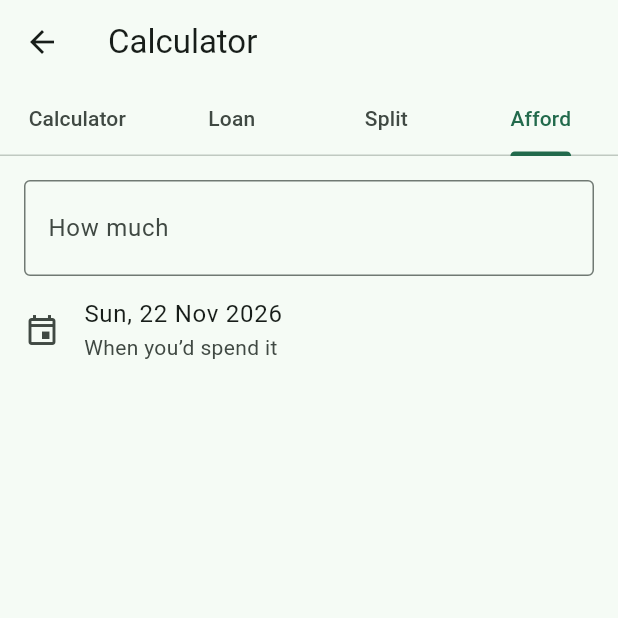
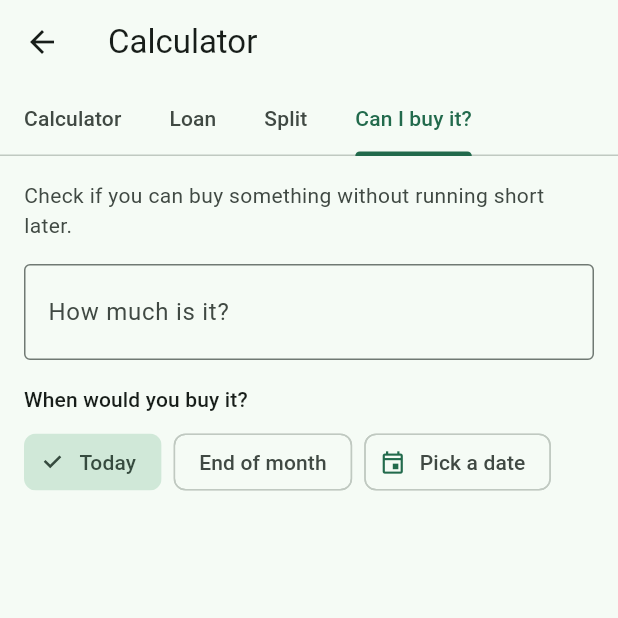
Before and after one commit to frxstph/finance-tracker, a Flutter app: the CalculatorPage screen opened directly, tab 4 chosen, on a phone screen of 412 x 824 dp, the top half of it. Run offline on Flutter 3.47's test engine with Material 3 defaults, Android fonts, the phone set to English and light mode, and no system bars; our stand-ins replace file_picker, image_picker, share_plus, sqflite; accounts and stored records are empty.

Commit message:
Safe to spend looks past payday; 'Can I buy it?' gives a plain answer
- Safe to spend keeps money back so no week after payday (through the
  end of the next month) goes below zero, and says so.
- 'Afford' becomes 'Can I buy it?': amount, when (today / after payday /
  pick), a yes-or-no answer and the earliest safe day.
- The purchase week is checked day by day.
- Version 1.10.1.

Co-Authored-By: Claude Opus 5.5 <noreply@anthropic.com>
Claude-Session: https://claude.ai/code/session_01PAVCyRMd6i83dK8dSFkXqs

```diff
--- a/lib/domain/calc.dart
+++ b/lib/domain/calc.dart
@@ -238,7 +238,23 @@ AffordResult canAfford({
     );
     for (final b in blocks) {
       if (f.month == month && b.lastDay < on.day) continue;
-      final cash = b.endCash - amount;
+      var cash = b.endCash - amount;
+      if (f.month == month && b.firstDay <= on.day) {
+        // The week of the purchase: check the day itself (income later in
+        // the week has not arrived yet) and every day after it.
+        var run = b.startCash + b.recorded;
+        for (final item in b.items) {
+          if (item.day <= on.day) run += item.amount;
+        }
+        var low = run;
+        for (final item in b.items) {
+          if (item.day > on.day) {
+            run += item.amount;
+            if (run < low) low = run;
+          }
+        }
+        cash = low - amount;
+      }
       if (lowest == null || cash < lowest) {
         lowest = cash;
         lowMonth = f.month;
@@ -257,6 +273,35 @@ AffordResult canAfford({
   );
 }
 
+/// The first day from [from] (exclusive) up to [maxDays] days later on which
+/// spending [amount] is affordable, or null when none is.
+DateTime? earliestAffordable({
+  required int amount,
+  required DateTime from,
+  required DateTime today,
+  required List<Entry> entries,
+  required List<Bill> bills,
+  required List<Loan> loans,
+  List<IncomeSource> incomes = const <IncomeSource>[],
+  int maxDays = 62,
+}) {
+  final start = DateTime(from.year, from.month, from.day);
+  for (var i = 1; i <= maxDays; i++) {
+    final d = DateTime(start.year, start.month, start.day + i);
+    final r = canAfford(
+      amount: amount,
+      date: d,
+      today: today,
+      entries: entries,
+      bills: bills,
+      loans: loans,
+      incomes: incomes,
+    );
+    if (r.affordable) return d;
+  }
+  return null;
+}
+
 // ---------------------------------------------------------------------------
 // Safe to spend
 // ---------------------------------------------------------------------------
@@ -268,6 +313,10 @@ class SafeToSpend {
     required this.days,
     required this.payday,
     required this.paydayName,
+    required this.lowestAhead,
+    required this.lowestMonth,
+    required this.lowestFirstDay,
+    required this.lowestLastDay,
   });
 
   /// Cash recorded up to today.
@@ -288,15 +337,35 @@ class SafeToSpend {
   /// The income expected on [payday], or null when there is none.
   final String? paydayName;
 
+  /// The lowest week-block end cash from today through the end of the month
+  /// after payday's month, in "If all paid", and where it is. Anything spent
+  /// before payday comes out of every one of those blocks.
+  final int lowestAhead;
+  final String lowestMonth;
+  final int lowestFirstDay;
+  final int lowestLastDay;
+
   /// Cash free after what is due before payday. Negative means short.
   int get free => cashNow - dueBeforePayday;
 
+  /// What can be spent before payday without any week going below ₱0, now
+  /// or after payday: the smaller of [free] and [lowestAhead].
+  int get budget => free < lowestAhead ? free : lowestAhead;
+
+  /// Kept back from [free] for bills that come after payday.
+  int get keptForLater => free > budget ? free - budget : 0;
+
+  /// Short now (before payday) or later (a week after payday).
+  bool get short => budget < 0;
+
   /// What can be spent each day until payday, never below 0.
-  int get perDay => free <= 0 ? 0 : free ~/ days;
+  int get perDay => budget <= 0 ? 0 : budget ~/ days;
 }
 
 /// How much can be spent each day until the next monthly income arrives,
-/// after setting aside every bill and loan payment due before it.
+/// after setting aside every bill and loan payment due before it, and
+/// keeping back enough that no week until the end of the month after
+/// payday's month goes below ₱0 ("If all paid").
 SafeToSpend safeToSpend({
   required DateTime today,
   required List<Entry> entries,
@@ -348,15 +417,20 @@ SafeToSpend safeToSpend({
 
   // What goes out before payday: planned bill and loan payments (overdue
   // ones count today) and anything recorded after today in that window.
+  final horizon = monthKey(addMonths(DateTime(payday.year, payday.month), 1));
   final months = forecastMonths(
     fromMonth: current,
-    toMonth: next,
+    toMonth: horizon,
     entries: entries,
     bills: bills,
     loans: loans,
     incomes: incomes,
   );
   var due = 0;
+  int? lowest;
+  var lowMonth = current;
+  var lowFirst = 1;
+  var lowLast = 7;
   for (final f in months) {
     final blocks = weekBlocks(
       forecast: f,
@@ -368,6 +442,12 @@ SafeToSpend safeToSpend({
     );
     final first = parseMonthKey(f.month);
     for (final b in blocks) {
+      if (!b.past && (lowest == null || b.endCash < lowest)) {
+        lowest = b.endCash;
+        lowMonth = f.month;
+        lowFirst = b.firstDay;
+        lowLast = b.lastDay;
+      }
       for (final item in b.items) {
         if (item.amount >= 0) continue;
         final d = DateTime(first.year, first.month, item.day);
@@ -390,5 +470,9 @@ SafeToSpend safeToSpend({
     days: days,
     payday: payday,
     paydayName: paydayName,
+    lowestAhead: lowest ?? cash,
+    lowestMonth: lowMonth,
+    lowestFirstDay: lowFirst,
+    lowestLastDay: lowLast,
   );
 }
--- a/lib/state/app_state.dart
+++ b/lib/state/app_state.dart
@@ -79,6 +79,18 @@ class AppState extends ChangeNotifier {
   AffordResult affordCheck(int amount, DateTime date) => canAfford(
         amount: amount,
         date: date,
+        today: DateTime.now(),
+        entries: _entries,
+        bills: _bills,
+        loans: _loans,
+        incomes: _incomes,
+      );
+
+  /// First day after [from] (up to 2 months) when spending [amount] is safe.
+  DateTime? earliestAffordableDay(int amount, DateTime from) =>
+      earliestAffordable(
+        amount: amount,
+        from: from,
         today: DateTime.now(),
         entries: _entries,
         bills: _bills,
--- a/lib/ui/calculator_page.dart
+++ b/lib/ui/calculator_page.dart
@@ -4,6 +4,7 @@ import 'package:intl/intl.dart';
 
 import '../domain/calc.dart';
 import '../domain/dates.dart';
+import '../domain/models.dart';
 import '../domain/money.dart';
 import '../state/app_state.dart';
 import 'loan_form_page.dart';
@@ -19,7 +20,7 @@ Future<void> showCalculator(BuildContext context) {
 }
 
 /// A calculator plus three money tools: loan payments, splitting a bill and
-/// "Can I afford this?".
+/// "Can I buy it?".
 class CalculatorPage extends StatelessWidget {
   const CalculatorPage({super.key});
 
@@ -31,11 +32,13 @@ class CalculatorPage extends StatelessWidget {
         appBar: AppBar(
           title: const Text('Calculator'),
           bottom: const TabBar(
+            isScrollable: true,
+            tabAlignment: TabAlignment.start,
             tabs: <Widget>[
               Tab(text: 'Calculator'),
               Tab(text: 'Loan'),
               Tab(text: 'Split'),
-              Tab(text: 'Afford'),
+              Tab(text: 'Can I buy it?'),
             ],
           ),
         ),
@@ -556,8 +559,10 @@ class _SplitTabState extends State<_SplitTab>
 }
 
 // ---------------------------------------------------------------------------
-// Can I afford this?
+// Can I buy it?
 // ---------------------------------------------------------------------------
+
+enum _When { today, payday, pick }
 
 class _AffordTab extends StatefulWidget {
   const _AffordTab();
@@ -569,7 +574,8 @@ class _AffordTab extends StatefulWidget {
 class _AffordTabState extends State<_AffordTab>
     with AutomaticKeepAliveClientMixin<_AffordTab> {
   final TextEditingController _amount = TextEditingController();
-  DateTime _date = DateTime.now();
+  _When _when = _When.today;
+  DateTime _picked = DateTime.now();
 
   @override
   bool get wantKeepAlive => true;
@@ -580,16 +586,35 @@ class _AffordTabState extends State<_AffordTab>
     super.dispose();
   }
 
+  DateTime _today() {
+    final n = DateTime.now();
+    return DateTime(n.year, n.month, n.day);
+  }
+
+  DateTime _date(AppState state) {
+    switch (_when) {
+      case _When.today:
+        return _today();
+      case _When.payday:
+        return state.safeToSpendNow.payday;
+      case _When.pick:
+        return _picked;
+    }
+  }
+
   Future<void> _pickDate() async {
-    final now = DateTime.now();
+    final today = _today();
     final picked = await showDatePicker(
       context: context,
-      initialDate: _date,
-      firstDate: DateTime(now.year, now.month, now.day),
-      lastDate: DateTime(now.year + 2, 12, 31),
+      initialDate: _picked.isBefore(today) ? today : _picked,
+      firstDate: today,
+      lastDate: DateTime(today.year + 2, 12, 31),
     );
     if (picked == null || !mounted) return;
-    setState(() => _date = picked);
+    setState(() {
+      _picked = picked;
+      _when = _When.pick;
+    });
   }
 
   @override
@@ -597,26 +622,64 @@ class _AffordTabState extends State<_AffordTab>
     super.build(context);
     final theme = Theme.of(context);
     final state = AppScope.of(context);
+    final safe = state.safeToSpendNow;
     final amount = parseCentavos(_amount.text);
+    final date = _date(state);
     final result =
-        amount == null || amount <= 0 ? null : state.affordCheck(amount, _date);
+        amount == null || amount <= 0 ? null : state.affordCheck(amount, date);
+    final earliest = result == null || result.affordable
+        ? null
+        : state.earliestAffordableDay(amount!, date);
+    final green = incomeColor(context);
+    final red = debtColor(context);
+    final where = result == null
+        ? ''
+        : '${result.lowestFirstDay}–${result.lowestLastDay} '
+            '${shortMonthLabel(result.lowestMonth).split(' ').first}';
+    final paydayLabel = safe.paydayName == null
+        ? 'End of month'
+        : 'After payday (${ordinalDay(safe.payday.day)})';
 
     return ListView(
       padding: const EdgeInsets.all(16),
       children: <Widget>[
+        Text('Check if you can buy something without running short later.',
+            style: theme.textTheme.bodyMedium
+                ?.copyWith(color: theme.colorScheme.onSurfaceVariant)),
+        const SizedBox(height: 16),
         AmountField(
           controller: _amount,
-          label: 'How much',
+          label: 'How much is it?',
           onChanged: (_) => setState(() {}),
         ),
-        ListTile(
-          contentPadding: EdgeInsets.zero,
-          leading: const Icon(Icons.event_outlined),
-          title: Text(dayLabel(_date)),
-          subtitle: const Text('When you’d spend it'),
-          onTap: _pickDate,
+        const SizedBox(height: 16),
+        Text('When would you buy it?', style: theme.textTheme.titleSmall),
+        const SizedBox(height: 8),
+        Wrap(
+          spacing: 8,
+          runSpacing: 8,
+          children: <Widget>[
+            ChoiceChip(
+              label: const Text('Today'),
+              selected: _when == _When.today,
+              onSelected: (_) => setState(() => _when = _When.today),
+            ),
+            ChoiceChip(
+              label: Text(paydayLabel),
+              selected: _when == _When.payday,
+              onSelected: (_) => setState(() => _when = _When.payday),
+            ),
+            ChoiceChip(
+              avatar: const Icon(Icons.event_outlined, size: 18),
+              label: Text(_when == _When.pick
+                  ? dayLabel(_picked)
+                  : 'Pick a date'),
+              selected: _when == _When.pick,
+              onSelected: (_) => _pickDate(),
+            ),
+          ],
         ),
-        const SizedBox(height: 8),
+        const SizedBox(height: 16),
         if (result != null) ...<Widget>[
           _ResultCard(children: <Widget>[
             Row(
@@ -624,47 +687,55 @@ class _AffordTabState extends State<_AffordTab>
                 Icon(
                   result.affordable
                       ? Icons.check_circle
-                      : Icons.warning_amber_rounded,
-                  color: result.affordable
-                      ? incomeColor(context)
-                      : debtColor(context),
+                      : Icons.do_not_disturb_on_outlined,
+                  color: result.affordable ? green : red,
+                  size: 28,
                 ),
-                const SizedBox(width: 8),
+                const SizedBox(width: 10),
                 Expanded(
                   child: Text(
                     result.affordable
-                        ? 'Yes. Your cash stays above ₱0.'
-                        : 'Not yet. You’d run short.',
-                    style: theme.textTheme.titleMedium?.copyWith(
-                      fontWeight: FontWeight.w600,
-                      color: result.affordable
-                          ? incomeColor(context)
-                          : debtColor(context),
+                        ? 'Yes, you can buy it'
+                        : 'Not on ${dayLabel(date)}',
+                    style: theme.textTheme.titleLarge?.copyWith(
+                      fontWeight: FontWeight.w700,
+                      color: result.affordable ? green : red,
                     ),
                   ),
                 ),
               ],
             ),
             const SizedBox(height: 8),
-            _ResultLine(
-              'Lowest point after it '
-                  '(${result.lowestFirstDay}–${result.lowestLastDay} '
-                  '${shortMonthLabel(result.lowestMonth).split(' ').first})',
-              formatPeso(result.lowest),
-              color: balanceColor(context, result.lowest),
+            Text(
+              result.affordable
+                  ? 'Even at your tightest week after it ($where) you’d '
+                      'still have ${formatPeso(result.lowest)}.'
+                  : 'You’d be ${formatPeso(-result.lowest)} short around '
+                      '$where, before your money comes in.',
+              style: theme.textTheme.bodyLarge,
             ),
-            _ResultLine(
-              'Cash at the end of '
-                  '${shortMonthLabel(monthKey(_date)).split(' ').first}',
-              formatPeso(result.monthEnd),
-              color: balanceColor(context, result.monthEnd),
-            ),
+            if (!result.affordable) ...<Widget>[
+              const SizedBox(height: 12),
+              if (earliest != null)
+                FilledButton.tonalIcon(
+                  onPressed: () => setState(() {
+                    _picked = earliest;
+                    _when = _When.pick;
+                  }),
+                  icon: const Icon(Icons.event_available),
+                  label: Text('Earliest safe day: ${dayLabel(earliest)}'),
+                )
+              else
+                Text(
+                  'No safe day in the next 2 months at this price.',
+                  style: theme.textTheme.bodyMedium?.copyWith(color: red),
+                ),
+            ],
           ]),
           const SizedBox(height: 8),
           Text(
-            'Checked against "If all paid": your expected income arrives and '
-            'every bill and loan payment is made, through the end of next '
-            'month.',
+            'Assumes your monthly income arrives and every bill and loan '
+            'payment is made on time.',
             style: theme.textTheme.bodySmall,
           ),
         ],
--- a/lib/ui/theme.dart
+++ b/lib/ui/theme.dart
@@ -9,7 +9,7 @@ import '../domain/money.dart';
 const Color seedColor = Color(0xFF2E7D5B);
 
 /// App version shown in settings. Keep in sync with pubspec.yaml.
-const String appVersion = '1.10.0';
+const String appVersion = '1.10.1';
 
 ThemeData buildTheme(Brightness brightness) {
   final scheme =
--- a/pubspec.yaml
+++ b/pubspec.yaml
@@ -1,7 +1,7 @@
 name: finance_tracker
 description: Personal offline finance tracker for Android.
 publish_to: none
-version: 1.10.0+1
+version: 1.10.1+1
 
 environment:
   sdk: ">=3.4.0 <4.0.0"
```
Also changed, not shown: lib/ui/dashboard_page.dart (+25 -7 lines), 2 other files.
